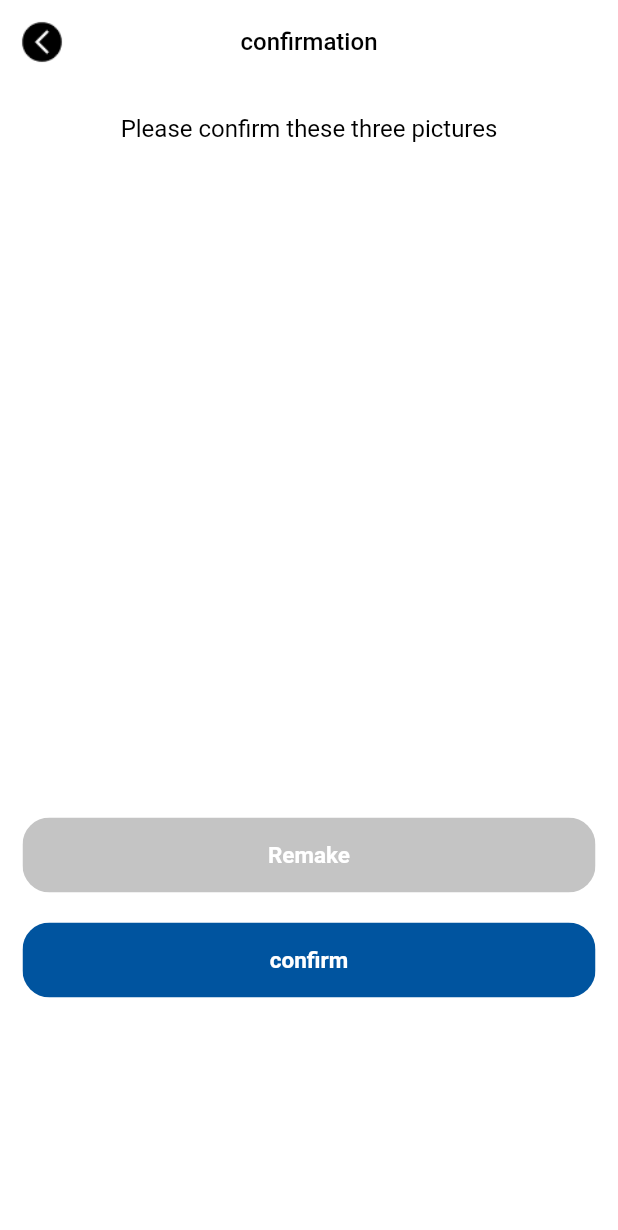
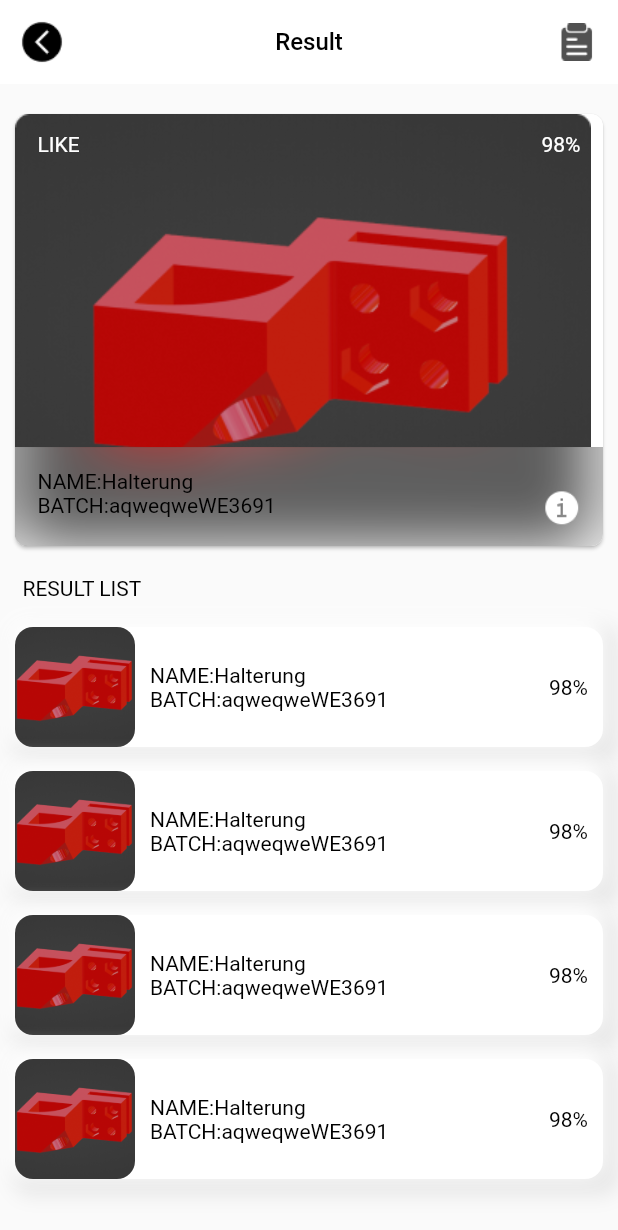
Before and after one commit to CA-1840/pid, a Flutter app: the PictureConfirmationWidget screen opened directly with empty values, after a tap on "confirm", on a phone screen of 412 x 824 dp. Shown: the top 1230 px of the screen. Run offline on Flutter 3.47's test engine with Material 2 defaults, Android fonts, the light colour scheme and no system bars; our stand-ins replace audioplayers, flutter_spinkit, toast, video_player; missing offline and left inert: camera_platform_interface, flutter_easy_permission, flutter_scankit.

Commit message:
add result page

```diff
--- a/pid/pid/lib/page/home.dart
+++ b/pid/pid/lib/page/home.dart
@@ -5,6 +5,7 @@ import 'package:flutter/material.dart';
 import 'package:flutter_easy_permission/flutter_easy_permission.dart';
 import 'package:pid/page/picture_confirmation.dart';
 import 'package:pid/page/programme.dart';
+import 'package:pid/page/result_page.dart';
 import 'package:pid/page/sqr.dart';
 import 'package:pid/page/user_info.dart';
 import 'package:vibrate/vibrate.dart';
@@ -129,7 +130,7 @@ class Home extends State<HomeWidget> {
               Expanded(child: Container()),
               GestureDetector(
                 onTap: (){
-
+                  Routes.navigateTo(context, const UserInfoWidget());
                 },
                 child: const Image(image: AssetImage("assets/img/set.png"), width: 30,height: 30,  fit: BoxFit.cover,),
               ),
--- a/pid/pid/lib/page/picture_confirmation.dart
+++ b/pid/pid/lib/page/picture_confirmation.dart
@@ -2,8 +2,10 @@ import 'dart:convert';
 
 import 'package:flutter/cupertino.dart';
 import 'package:flutter/material.dart';
+import 'package:pid/page/result_page.dart';
 import 'dart:io';
 import '../common/app.dart';
+import '../common/routes.dart';
 
 /*
    图片确认页面
@@ -120,7 +122,7 @@ class PictureConfirmation extends State<PictureConfirmationWidget> {
               borderRadius: BorderRadius.circular(18.0),
               child: MaterialButton(
                 onPressed: () {
-
+                  Routes.navigateTo(context, const ResultWidget());
                 },
                 child: Row(
                   children: [
--- /dev/null
+++ b/pid/pid/lib/page/result_page.dart
@@ -0,0 +1,193 @@
+import 'dart:convert';
+import 'dart:ui';
+
+import 'package:flutter/cupertino.dart';
+import 'package:flutter/material.dart';
+
+import '../common/app.dart';
+
+/*
+   结果 页面
+ */
+
+class ResultWidget extends StatefulWidget {
+
+  const ResultWidget({Key? key}) : super(key: key);
+
+  @override
+  Result createState() => Result();
+}
+
+class Result extends State<ResultWidget> {
+
+
+  @override
+  void initState() {
+    // TODO: implement initState
+    super.initState();
+  }
+
+  @override
+  Widget build(BuildContext context) {
+    return Scaffold(
+      appBar: AppBar(
+          centerTitle: true,
+          backgroundColor: Colors.white,
+          titleSpacing: 5,
+          elevation: 0,
+          leading: IconButton(
+            icon: const Image(
+              image: AssetImage("assets/img/back.png"),
+              color: Colors.black,
+              width: 30,
+              height: 30,
+              fit: BoxFit.cover,
+            ),
+            onPressed: () => Navigator.of(context).pop(),
+          ),
+          automaticallyImplyLeading: true,
+          title: const Text("Result",style: TextStyle(color: Colors.black,fontSize: 16),),
+          actions: [
+            Container(
+              margin: const EdgeInsets.only(right: 15),
+              child: const Image(image: AssetImage("assets/img/oder_edit.png"), width: 25,height: 25,),
+            )
+          ],
+      ),
+      body: ListView(
+        children: [
+            const SizedBox(height: 20,),
+            Card(
+              shape: const RoundedRectangleBorder(
+                  borderRadius: BorderRadius.all(Radius.circular(8.0)),
+              ),
+              margin: const EdgeInsets.only(left: 10,right: 10),
+              child: SizedBox(
+                width: MediaQuery.of(context).size.width,
+                child: Stack(
+                  children: [
+                    const Image(image: AssetImage("assets/img/image1.png"),  fit: BoxFit.cover,),
+                    Positioned(
+                      child: SizedBox(
+                        key: GlobalKey(),
+                        height: MediaQuery.of(context).size.height*0.08,
+                        child: ClipRRect(
+                          borderRadius: const BorderRadius.only(bottomRight:Radius.circular(8),bottomLeft: Radius.circular(8) ),
+                          child: BackdropFilter(
+                            filter: ImageFilter.blur(sigmaX: 20.0, sigmaY: 20.0),
+                            child: Opacity(
+                              opacity: 0.2,
+                              child: Container(
+                                width: MediaQuery.of(context).size.width,
+                                height: 60,
+                                decoration: BoxDecoration(color: Colors.grey.shade200),
+                              ),
+                            ),
+                          ),
+                        ),
+                      ),
+                      bottom: 0,
+                      left: 0,
+                      right: 0,
+                    ),
+                    Positioned(
+                      child: Container(
+                        padding: const EdgeInsets.only(top: 15),
+                        height: MediaQuery.of(context).size.height*0.08,
+                        child: Row(
+                          children: [
+                            const SizedBox(width: 15,),
+                            Column(
+                              crossAxisAlignment: CrossAxisAlignment.start,
+                              children:const [
+                                Text("NAME:Halterung",style: TextStyle(color: Colors.black),),
+                                Text("BATCH:aqweqweWE3691",style: TextStyle(color: Colors.black),),
+                              ],
+                            ),
+                            const Expanded(child:  SizedBox()),
+                            const Image(image: AssetImage("assets/img/xinxi.png"), width: 25,height: 25,  fit: BoxFit.cover,),
+                            const SizedBox(width: 15,),
+                          ],
+                        ),
+                      ),
+                      bottom: 0,
+                      left: 0,
+                      right: 0,
+                    ),
+                    Positioned(
+                      child: Container(
+                        padding: const EdgeInsets.only(top: 0),
+                        height: MediaQuery.of(context).size.height*0.05,
+                        child: Row(
+                          children: const [
+                             SizedBox(width: 15,),
+                             Text("LIKE",style: TextStyle(color: Colors.white),),
+                             Expanded(child:  SizedBox()),
+                             Text("98%",style: TextStyle(color: Colors.white),),
+                             SizedBox(width: 15,),
+                          ],
+                        ),
+                      ),
+                      top: 0,
+                      left: 0,
+                      right: 0,
+                    ),
+                  ],
+                ),
+              ),
+            ),
+           const SizedBox(height: 20,),
+           Container(
+             margin: const EdgeInsets.only(left: 15,right: 0,top: 0,bottom: 0),
+             child: const Text("RESULT LIST",style:TextStyle(color: Colors.black),),
+           ),
+          const SizedBox(height: 10,),
+          Column(
+            children: List.generate(4, (index){
+              return Container(
+                decoration:  BoxDecoration(
+                    color:Colors.white,
+                    borderRadius:const BorderRadius.all(Radius.circular(12)),
+                    boxShadow: [
+                      BoxShadow(
+                          color: App.hexToColor("#E8E8E8"),
+                          offset: const Offset(5, 5),
+                          spreadRadius: 6,
+                          blurRadius: 10),
+                      const BoxShadow(
+                          color: Colors.white,
+                          offset: Offset(-3, -4),
+                          spreadRadius: 2,
+                          blurRadius: 10)
+                    ]
+                ),
+                margin: const EdgeInsets.only(left: 10,right: 10,top: 8,bottom: 8),
+                child: Row(
+                  children:  [
+                    ClipRRect(
+                        borderRadius: BorderRadius.circular(12.0),
+                        child:const Image(image:  AssetImage("assets/img/image1.png"), width: 80,height: 80,  fit: BoxFit.cover,),
+                    ),
+                    const SizedBox(width: 10,),
+                    Column(
+                      crossAxisAlignment: CrossAxisAlignment.start,
+                      children:const [
+                        Text("NAME:Halterung",style: TextStyle(color: Colors.black),),
+                        Text("BATCH:aqweqweWE3691",style: TextStyle(color: Colors.black),)
+                      ],
+                    ),
+                    const Expanded(child: SizedBox()),
+                    const Text("98%",style:TextStyle(color: Colors.black),),
+                    const SizedBox(width: 10,),
+                  ],
+                ),
+              );
+            }).toList(),
+          ),
+          const SizedBox(height: 20,)
+        ],
+      ),
+    );
+  }
+
+}
```
Also changed, not shown: pid/pid/assets/img/image1.png (added), pid/pid/assets/img/oder_edit.png (added), pid/pid/assets/img/xinxi.png (added).
